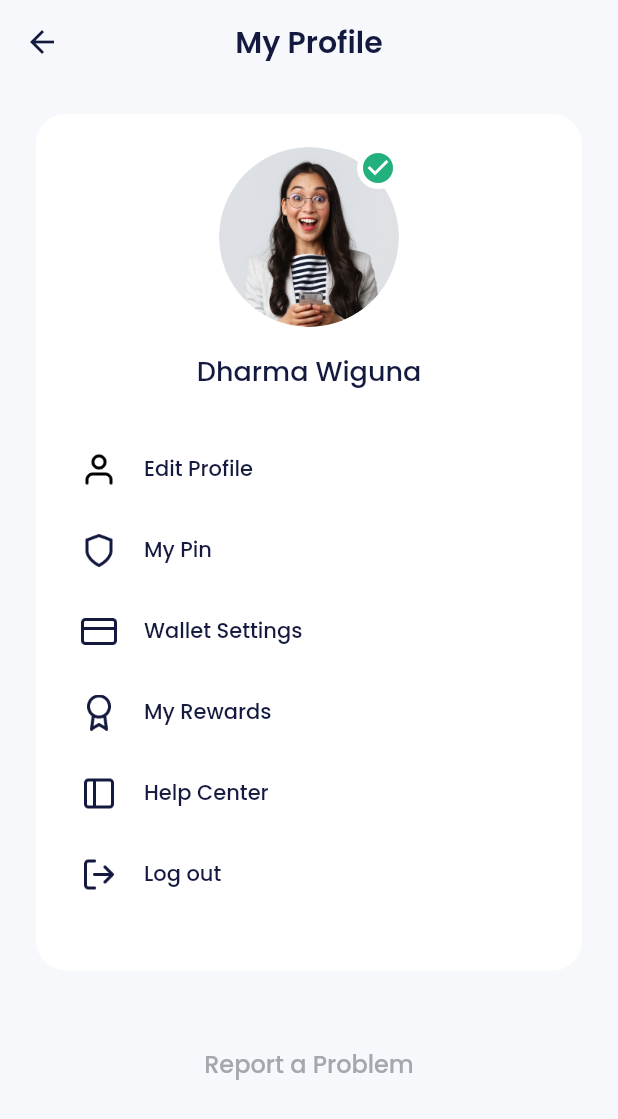
After one commit to dharmawiguna/my_pocket, a Flutter app: the ProfilePage screen opened by its route, on a phone screen of 412 x 824 dp. The commit adds this screen. Shown: the top 1119 px of the screen. Run offline on Flutter 3.47's test engine with Material 2 defaults, Android fonts, the phone set to English and light mode, and no system bars; our stand-ins replace carousel_slider, google_fonts.

Commit message:
slicing profile page

```diff
--- a/lib/main.dart
+++ b/lib/main.dart
@@ -1,6 +1,8 @@
 import "package:flutter/material.dart";
+import 'package:my_pocket/shared/theme.dart';
 import 'package:my_pocket/ui/pages/home_page.dart';
 import 'package:my_pocket/ui/pages/onBoardingPage.dart';
+import 'package:my_pocket/ui/pages/profile_page.dart';
 import 'package:my_pocket/ui/pages/sign_in_page.dart';
 import 'package:my_pocket/ui/pages/sign_up_id_page.dart';
 import 'package:my_pocket/ui/pages/sign_up_page.dart';
@@ -18,6 +20,19 @@ class MyApp extends StatelessWidget {
     return MaterialApp(
       //menghilangkan banner debug di simulator
       debugShowCheckedModeBanner: false,
+      theme: ThemeData(
+          scaffoldBackgroundColor: lightBackgroundColor,
+          appBarTheme: AppBarTheme(
+            backgroundColor: lightBackgroundColor,
+            elevation: 0,
+            centerTitle: true,
+            iconTheme: IconThemeData(color: blackColor),
+            titleTextStyle: blackTextStyle.copyWith(
+              fontSize: 20,
+              fontWeight: semiBold,
+            ),
+          )),
+
       routes: {
         '/': (context) => const SplashPage(),
         '/onboarding': (context) => const OnBoardingPage(),
@@ -27,6 +42,7 @@ class MyApp extends StatelessWidget {
         '/sign-up-set-id': (context) => const SignUpSetIdPage(),
         '/sign-up-success': (context) => const SignUpSuccessPage(),
         '/home': (context) => const HomePage(),
+        '/profile': (context) => const ProfilePage(),
       },
     );
   }
--- a/lib/ui/pages/home_page.dart
+++ b/lib/ui/pages/home_page.dart
@@ -11,7 +11,6 @@ class HomePage extends StatelessWidget {
   @override
   Widget build(BuildContext context) {
     return Scaffold(
-      backgroundColor: lightBackgroundColor,
       bottomNavigationBar: BottomAppBar(
         color: whiteColor,
         shape: const CircularNotchedRectangle(),
@@ -78,7 +77,7 @@ class HomePage extends StatelessWidget {
           horizontal: 24,
         ),
         children: [
-          buildProfile(),
+          buildProfile(context),
           buildWalletCard(),
           buildLevel(),
           buildServices(),
@@ -90,7 +89,7 @@ class HomePage extends StatelessWidget {
     );
   }
 
-  Widget buildProfile() {
+  Widget buildProfile(BuildContext context) {
     return Container(
       margin: const EdgeInsets.only(
         top: 40,
@@ -119,7 +118,11 @@ class HomePage extends StatelessWidget {
               ),
             ],
           ),
-          Container(
+          GestureDetector(
+            onTap: () {
+              Navigator.pushNamed(context, '/profile');
+            },
+            child: Container(
               width: 60,
               height: 60,
               decoration: const BoxDecoration(
@@ -142,6 +145,7 @@ class HomePage extends StatelessWidget {
                       Icons.check_circle,
                       color: greenColor,
                       size: 14,
+                    ),
                   ),
                 ),
               ),
--- /dev/null
+++ b/lib/ui/pages/profile_page.dart
@@ -0,0 +1,121 @@
+import 'package:flutter/material.dart';
+import 'package:my_pocket/shared/theme.dart';
+import 'package:my_pocket/ui/widget/button.dart';
+import 'package:my_pocket/ui/widget/profile_menu_item.dart';
+
+class ProfilePage extends StatelessWidget {
+  const ProfilePage({super.key});
+
+  @override
+  Widget build(BuildContext context) {
+    return Scaffold(
+      appBar: AppBar(
+        title: const Text(
+          'My Profile',
+        ),
+      ),
+      body: ListView(
+        padding: const EdgeInsets.symmetric(
+          horizontal: 24,
+        ),
+        children: [
+          const SizedBox(
+            height: 20,
+          ),
+          Container(
+            padding: const EdgeInsets.symmetric(
+              horizontal: 30,
+              vertical: 22,
+            ),
+            decoration: BoxDecoration(
+              color: whiteColor,
+              borderRadius: BorderRadius.circular(20),
+            ),
+            child: Column(
+              children: [
+                Container(
+                  width: 120,
+                  height: 120,
+                  decoration: const BoxDecoration(
+                    shape: BoxShape.circle,
+                    image: DecorationImage(
+                      image: AssetImage(
+                        'assets/image_profile.png',
+                      ),
+                    ),
+                  ),
+                  child: Align(
+                    alignment: Alignment.topRight,
+                    child: Container(
+                      width: 28,
+                      height: 28,
+                      decoration: BoxDecoration(
+                          shape: BoxShape.circle, color: whiteColor),
+                      child: Center(
+                        child: Icon(
+                          Icons.check_circle,
+                          color: greenColor,
+                          size: 24,
+                        ),
+                      ),
+                    ),
+                  ),
+                ),
+                const SizedBox(
+                  height: 16,
+                ),
+                Text(
+                  'Dharma Wiguna',
+                  style: blackTextStyle.copyWith(
+                    fontSize: 18,
+                    fontWeight: medium,
+                  ),
+                ),
+                const SizedBox(
+                  height: 40,
+                ),
+                ProfileMenuItem(
+                  iconUrl: 'assets/icon_edit_profile.png',
+                  title: "Edit Profile",
+                  onTap: () {},
+                ),
+                ProfileMenuItem(
+                  iconUrl: 'assets/icon_my_pin.png',
+                  title: "My Pin",
+                  onTap: () {},
+                ),
+                ProfileMenuItem(
+                  iconUrl: 'assets/icon_wallet_setting.png',
+                  title: "Wallet Settings",
+                  onTap: () {},
+                ),
+                ProfileMenuItem(
+                  iconUrl: 'assets/icon_my_reward.png',
+                  title: "My Rewards",
+                  onTap: () {},
+                ),
+                ProfileMenuItem(
+                  iconUrl: 'assets/icon_help.png',
+                  title: "Help Center",
+                  onTap: () {},
+                ),
+                ProfileMenuItem(
+                  iconUrl: 'assets/icon_logout.png',
+                  title: "Log out",
+                  onTap: () {},
+                ),
+              ],
+            ),
+          ),
+          const SizedBox(
+            height: 50,
+          ),
+          CustomTextButton(
+            title: "Report a Problem",
+            onPressed: () {},
+          )
+        ],
+      ),
+    );
+  }
+}
--- a/lib/ui/pages/sign_in_page.dart
+++ b/lib/ui/pages/sign_in_page.dart
@@ -9,7 +9,6 @@ class SignInPage extends StatelessWidget {
   @override
   Widget build(BuildContext context) {
     return Scaffold(
-      backgroundColor: lightBackgroundColor,
       body: ListView(
         padding: const EdgeInsets.symmetric(
           horizontal: 24,
--- a/lib/ui/pages/sign_up_id_page.dart
+++ b/lib/ui/pages/sign_up_id_page.dart
@@ -8,7 +8,6 @@ class SignUpSetIdPage extends StatelessWidget {
   @override
   Widget build(BuildContext context) {
     return Scaffold(
-      backgroundColor: lightBackgroundColor,
       body: ListView(
         padding: const EdgeInsets.symmetric(
           horizontal: 24,
--- a/lib/ui/pages/sign_up_page.dart
+++ b/lib/ui/pages/sign_up_page.dart
@@ -9,7 +9,6 @@ class SignUpPage extends StatelessWidget {
   @override
   Widget build(BuildContext context) {
     return Scaffold(
-      backgroundColor: lightBackgroundColor,
       body: ListView(
         padding: const EdgeInsets.symmetric(
           horizontal: 24,
--- a/lib/ui/pages/sign_up_profile_page.dart
+++ b/lib/ui/pages/sign_up_profile_page.dart
@@ -9,7 +9,6 @@ class SignUpSetProfilePage extends StatelessWidget {
   @override
   Widget build(BuildContext context) {
     return Scaffold(
-      backgroundColor: lightBackgroundColor,
       body: ListView(
         padding: const EdgeInsets.symmetric(
           horizontal: 24,
--- a/lib/ui/pages/sign_up_success_page.dart
+++ b/lib/ui/pages/sign_up_success_page.dart
@@ -8,7 +8,6 @@ class SignUpSuccessPage extends StatelessWidget {
   @override
   Widget build(BuildContext context) {
     return Scaffold(
-      backgroundColor: lightBackgroundColor,
       body: Center(
           child: Column(
         mainAxisAlignment: MainAxisAlignment.center,
--- /dev/null
+++ b/lib/ui/widget/profile_menu_item.dart
@@ -0,0 +1,44 @@
+import 'package:flutter/material.dart';
+import 'package:my_pocket/shared/theme.dart';
+
+class ProfileMenuItem extends StatelessWidget {
+  final String iconUrl;
+  final String title;
+  final VoidCallback? onTap;
+
+  const ProfileMenuItem({
+    Key? key,
+    required this.iconUrl,
+    required this.title,
+    this.onTap,
+  }) : super(key: key);
+
+  @override
+  Widget build(BuildContext context) {
+    return GestureDetector(
+      onTap: onTap,
+      child: Container(
+        margin: const EdgeInsets.only(
+          bottom: 30,
+        ),
+        child: Row(
+          children: [
+            Image.asset(
+              iconUrl,
+              width: 24,
+            ),
+            const SizedBox(
+              width: 18,
+            ),
+            Text(
+              title,
+              style: blackTextStyle.copyWith(
+                fontWeight: medium,
+              ),
+            ),
+          ],
+        ),
+      ),
+    );
+  }
+}
```
Lines whose indentation alone changed are shown as unchanged.
